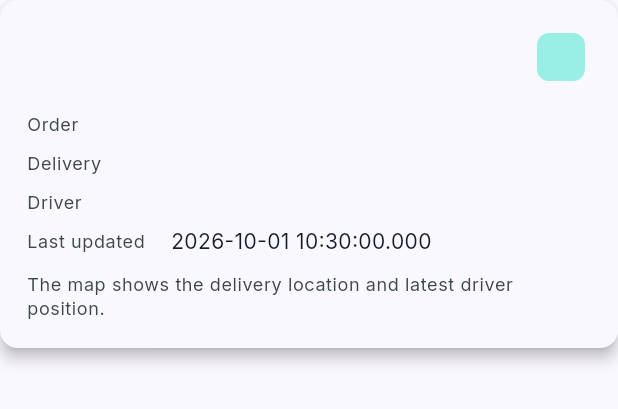
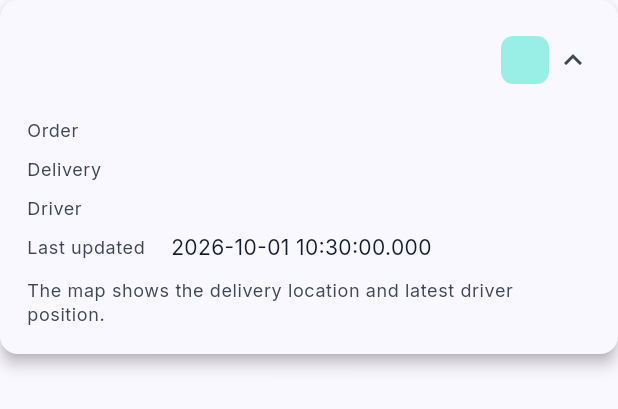
Before and after one commit to mangifueh1/locora, a Flutter app: the DeliveryDetailsCard widget shown alone on an empty page, opened directly with empty values, on a phone screen of 412 x 824 dp. Shown: the top 409 px of the screen. Run offline on Flutter 3.47's test engine with Material 3 defaults, Android fonts, the phone set to English and light mode, and no system bars; our stand-ins replace flutter_riverpod, flutter_svg, geolocator, go_router, latlong2, shared_preferences and 1 more; missing offline and left inert: mapbox_maps_flutter; accounts and stored records are empty.

Commit message:
feat: Convert DeliveryDetailsCard to StatefulWidget for expandable details and enhance TrackerMap with GeoJSON source for dynamic markers

```diff
--- a/lib/features/track/widgets/delivery_details_card.dart
+++ b/lib/features/track/widgets/delivery_details_card.dart
@@ -1,6 +1,6 @@
 import 'package:flutter/material.dart';
 
-class DeliveryDetailsCard extends StatelessWidget {
+class DeliveryDetailsCard extends StatefulWidget {
   const DeliveryDetailsCard({
     super.key,
     required this.deliveryId,
@@ -21,6 +21,13 @@ class DeliveryDetailsCard extends StatelessWidget {
   final bool isDriver;
 
   @override
+  State<DeliveryDetailsCard> createState() => _DeliveryDetailsCardState();
+}
+
+class _DeliveryDetailsCardState extends State<DeliveryDetailsCard> {
+  bool _isExpanded = true;
+
+  @override
   Widget build(BuildContext context) {
     final colors = Theme.of(context).colorScheme;
     return Material(
@@ -33,12 +40,20 @@ class DeliveryDetailsCard extends StatelessWidget {
           crossAxisAlignment: CrossAxisAlignment.start,
           mainAxisSize: MainAxisSize.min,
           children: [
-            Row(
-              crossAxisAlignment: CrossAxisAlignment.start,
+            Semantics(
+              button: true,
+              expanded: _isExpanded,
+              child: InkWell(
+                borderRadius: BorderRadius.circular(8),
+                onTap: () => setState(() => _isExpanded = !_isExpanded),
+                child: Padding(
+                  padding: const EdgeInsets.symmetric(vertical: 2),
+                  child: Row(
+                    crossAxisAlignment: CrossAxisAlignment.center,
                     children: [
                       Expanded(
                         child: Text(
-                    businessName,
+                          widget.businessName,
                           maxLines: 2,
                           overflow: TextOverflow.ellipsis,
                           style: Theme.of(context).textTheme.titleLarge
@@ -46,25 +61,46 @@ class DeliveryDetailsCard extends StatelessWidget {
                         ),
                       ),
                       const SizedBox(width: 8),
-                _StatusChip(label: status.replaceAll('_', ' ')),
+                      _StatusChip(label: widget.status.replaceAll('_', ' ')),
+                      Icon(
+                        _isExpanded ? Icons.expand_less : Icons.expand_more,
+                        color: colors.onSurfaceVariant,
+                      ),
                     ],
                   ),
+                ),
+              ),
+            ),
+            AnimatedSize(
+              duration: const Duration(milliseconds: 200),
+              curve: Curves.easeInOut,
+              alignment: Alignment.topCenter,
+              child: _isExpanded
+                  ? Column(
+                      crossAxisAlignment: CrossAxisAlignment.start,
+                      children: [
                         const SizedBox(height: 12),
-            _DetailRow(label: 'Order', value: orderId),
-            _DetailRow(label: 'Delivery', value: deliveryId),
-            if (!isDriver) _DetailRow(label: 'Driver', value: assignment),
-            if (updatedAt != null)
+                        _DetailRow(label: 'Order', value: widget.orderId),
+                        _DetailRow(label: 'Delivery', value: widget.deliveryId),
+                        if (!widget.isDriver)
+                          _DetailRow(label: 'Driver', value: widget.assignment),
+                        if (widget.updatedAt != null)
                           _DetailRow(
                             label: 'Last updated',
-                value: updatedAt!.toLocal().toString(),
+                            value: widget.updatedAt!.toLocal().toString(),
                           ),
                         const SizedBox(height: 8),
                         Text(
-              !isDriver && assignment == 'still_to_be_assigned'
+                          !widget.isDriver &&
+                                  widget.assignment == 'still_to_be_assigned'
                               ? 'Waiting for a driver to be assigned.'
                               : 'The map shows the delivery location and latest driver position.',
                           style: Theme.of(context).textTheme.bodySmall
                               ?.copyWith(color: colors.onSurfaceVariant),
+                        ),
+                      ],
+                    )
+                  : const SizedBox.shrink(),
             ),
           ],
         ),
```
Also changed, not shown: lib/features/track/widgets/tracker_map.dart (+78 -35 lines), 2 other files. Lines whose indentation alone changed are shown as unchanged.
